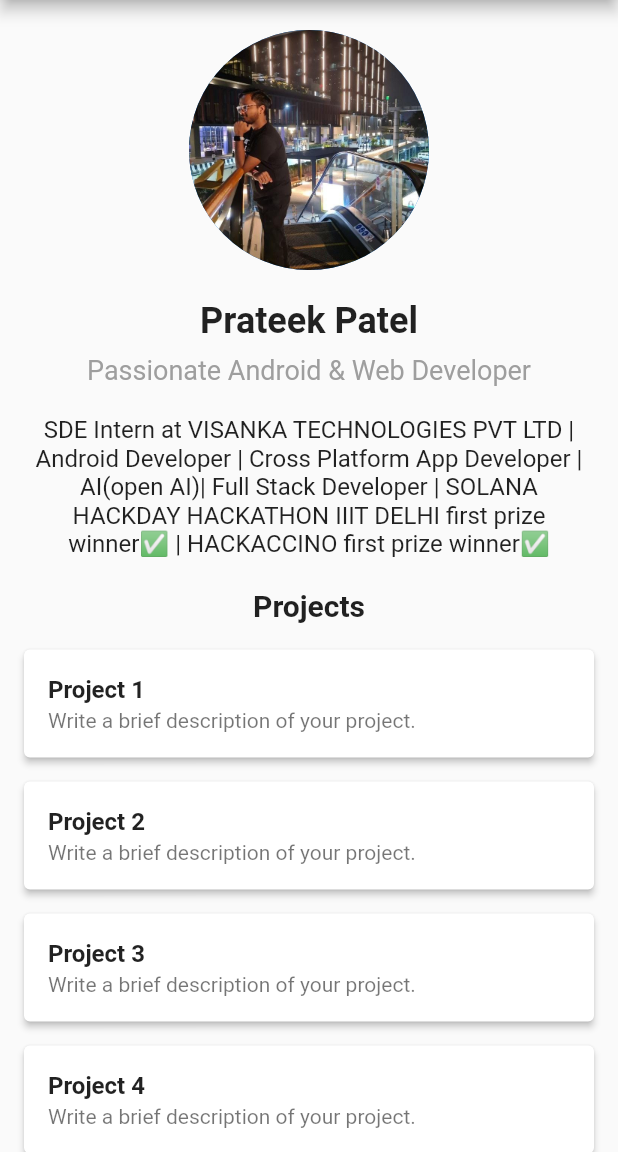
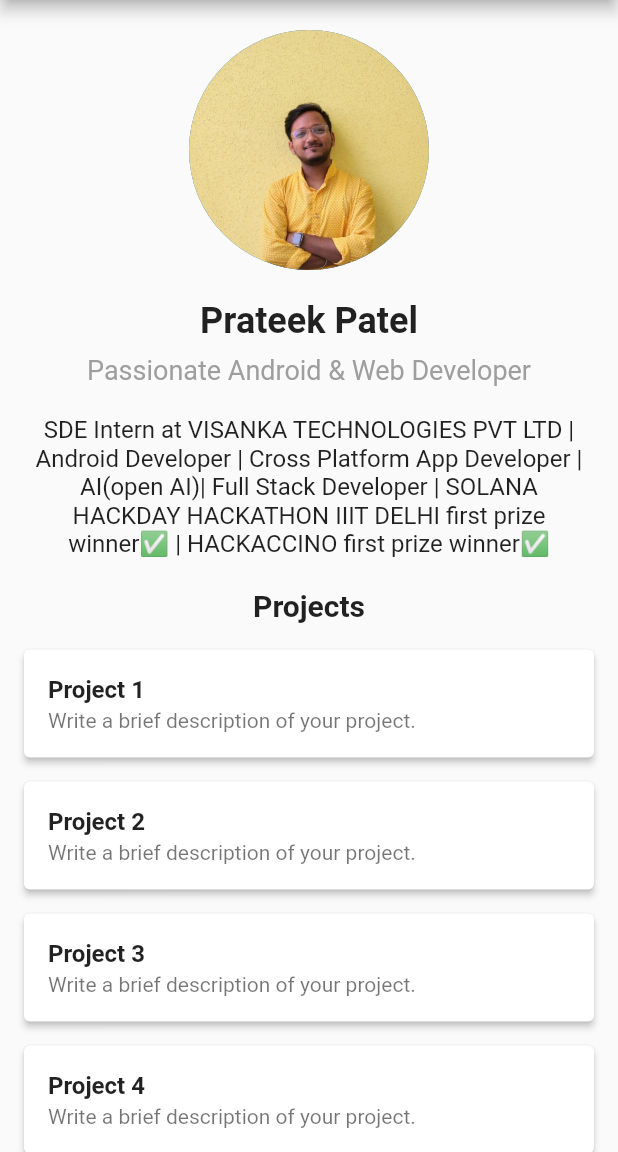
Before and after one commit to prateekp273/my_portfolio_app_using_flutter, a Flutter app: the screen it shows after launch, on a phone screen of 412 x 824 dp, the part 84-1236 px from its top. Run offline on Flutter 3.47's test engine with Material 2 defaults, Android fonts, the phone set to English and light mode, and no system bars.

```diff
--- a/lib/main.dart
+++ b/lib/main.dart
@@ -66,7 +66,7 @@ class PortfolioScreen extends StatelessWidget {
             const SizedBox(height: 20),
             const CircleAvatar(
               radius: 80,
-              backgroundImage: AssetImage('assets/images/bg.jpg'),
+              backgroundImage: AssetImage('assets/images/profile_image.jpg'),
             ),
             const SizedBox(height: 20),
             Text(
```
Also changed, not shown: assets/images/profile_image.jpg (added).
